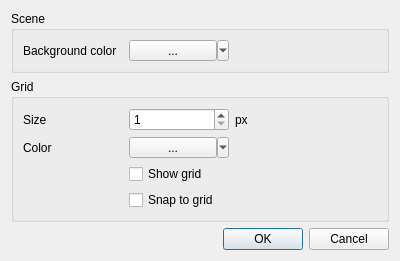
Above: dpss/src/common/CSceneOptionsDialog.ui from ArsMasiuk/DPSE before the change. Below: the same form after it.
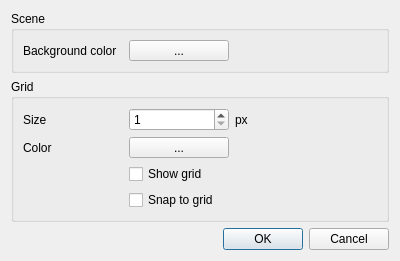
That is the form after the change. Custom widgets are drawn as their Qt base class.

Commit message: scene options dialog

```diff
--- a/dpss/src/common/CSceneOptionsDialog.ui
+++ b/dpss/src/common/CSceneOptionsDialog.ui
@@ -57,7 +57,7 @@
          <string>...</string>
         </property>
         <property name="popupMode">
-         <enum>QToolButton::MenuButtonPopup</enum>
+         <enum>QToolButton::InstantPopup</enum>
         </property>
         <property name="toolButtonStyle">
          <enum>Qt::ToolButtonTextBesideIcon</enum>
@@ -159,7 +159,7 @@
          <string>...</string>
         </property>
         <property name="popupMode">
-         <enum>QToolButton::MenuButtonPopup</enum>
+         <enum>QToolButton::InstantPopup</enum>
         </property>
         <property name="toolButtonStyle">
          <enum>Qt::ToolButtonTextBesideIcon</enum>
```
The commit also changes 7 other files.
